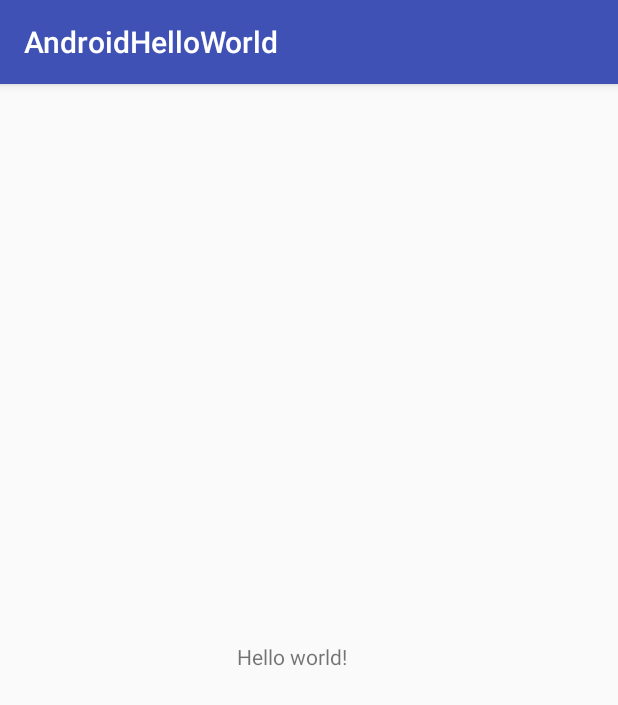
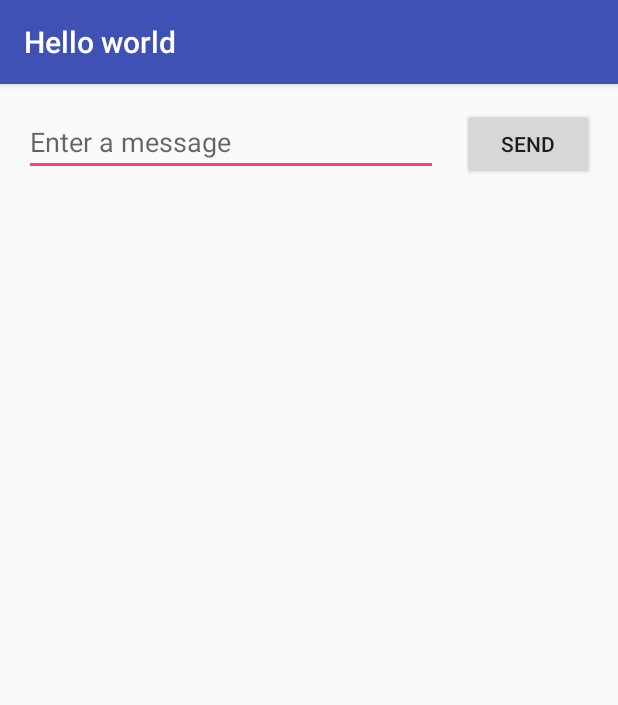
Before and after one commit to TommyJerryMairo/AndroidHelloWorld, an Android app: the screen it shows after launch (MainActivity), on a phone screen of 412 x 824 dp. Shown: the top 705 px of the screen. Run offline under Robolectric (Android 15) with nearby library versions, the phone set to English and light mode, and no system bars.

Commit message:
Update: Finish implemention of two activities.

```diff
--- a/app/src/main/AndroidManifest.xml
+++ b/app/src/main/AndroidManifest.xml
@@ -12,8 +12,14 @@
         <activity android:name=".MainActivity">
             <intent-filter>
                 <action android:name="android.intent.action.MAIN" />
+
                 <category android:name="android.intent.category.LAUNCHER" />
             </intent-filter>
+        </activity>
+        <activity android:name=".DisplayMessageActivity"
+                android:parentActivityName=".MainActivity">
+            <meta-data android:name="android.support.PARENT_ACTIVITY"
+                android:value=".MainActivity" />
         </activity>
     </application>
 
--- a/app/src/main/res/layout/activity_main.xml
+++ b/app/src/main/res/layout/activity_main.xml
@@ -6,17 +6,30 @@
     android:layout_height="match_parent"
     tools:context="moe.tjm.android_dev.study.helloworld.androidhelloworld.MainActivity">
 
-    <TextView
-        android:id="@+id/textView"
-        android:layout_width="96dp"
-        android:layout_height="24dp"
-        android:layout_marginBottom="16dp"
+    <EditText
+        android:id="@+id/editText"
+        android:layout_width="0dp"
+        android:layout_height="wrap_content"
+        android:layout_marginStart="16dp"
+        android:layout_marginTop="16dp"
+        android:ems="10"
+        android:hint="@string/edit_message"
+        android:inputType="textPersonName"
+        app:layout_constraintEnd_toStartOf="@+id/button"
+        app:layout_constraintHorizontal_bias="0.5"
+        app:layout_constraintStart_toStartOf="parent"
+        app:layout_constraintTop_toTopOf="parent" />
+
+    <Button
+        android:id="@+id/button"
+        android:layout_width="wrap_content"
+        android:layout_height="wrap_content"
         android:layout_marginEnd="16dp"
         android:layout_marginStart="16dp"
-        android:layout_marginTop="16dp"
-        android:text="Hello world!"
-        app:layout_constraintBottom_toBottomOf="parent"
+        android:onClick="sendMessage"
+        android:text="@string/button_send"
+        app:layout_constraintBaseline_toBaselineOf="@+id/editText"
         app:layout_constraintEnd_toEndOf="parent"
-        app:layout_constraintStart_toStartOf="parent"
-        app:layout_constraintTop_toTopOf="parent" />
+        app:layout_constraintHorizontal_bias="0.5"
+        app:layout_constraintStart_toEndOf="@+id/editText" />
 </android.support.constraint.ConstraintLayout>
--- a/app/src/main/res/values/strings.xml
+++ b/app/src/main/res/values/strings.xml
@@ -1,3 +1,5 @@
 <resources>
-    <string name="app_name">AndroidHelloWorld</string>
+    <string name="app_name">Hello world</string>
+    <string name="edit_message">Enter a message</string>
+    <string name="button_send">Send</string>
 </resources>
```
Also changed, not shown: app/src/main/java/moe/tjm/android_dev/study/helloworld/androidhelloworld/DisplayMessageActivity.java (added, +21 -0 lines), app/src/main/java/moe/tjm/android_dev/study/helloworld/androidhelloworld/MainActivity.java (+15 -0 lines), app/src/main/res/layout/activity_display_message.xml (added, +19 -0 lines).
